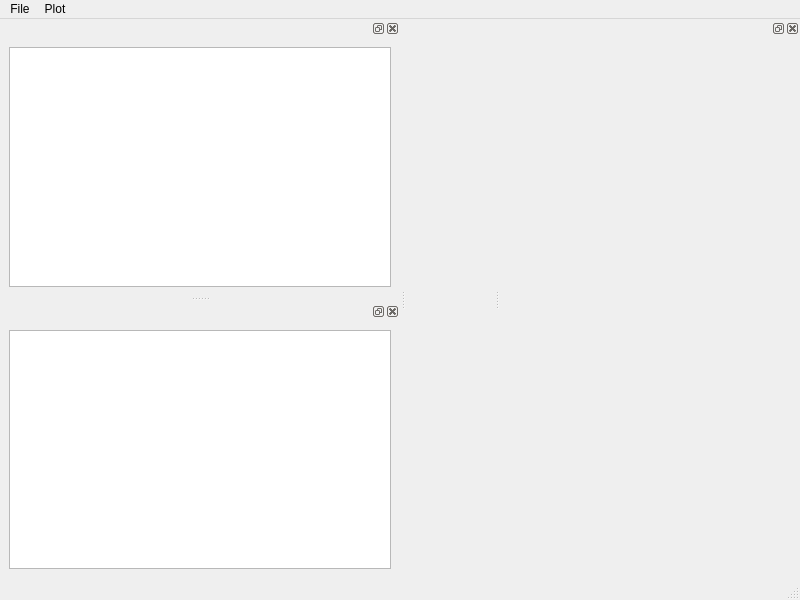
Old version of the form mainwindow.ui in the repository ArashMassoudieh/SedSat3.
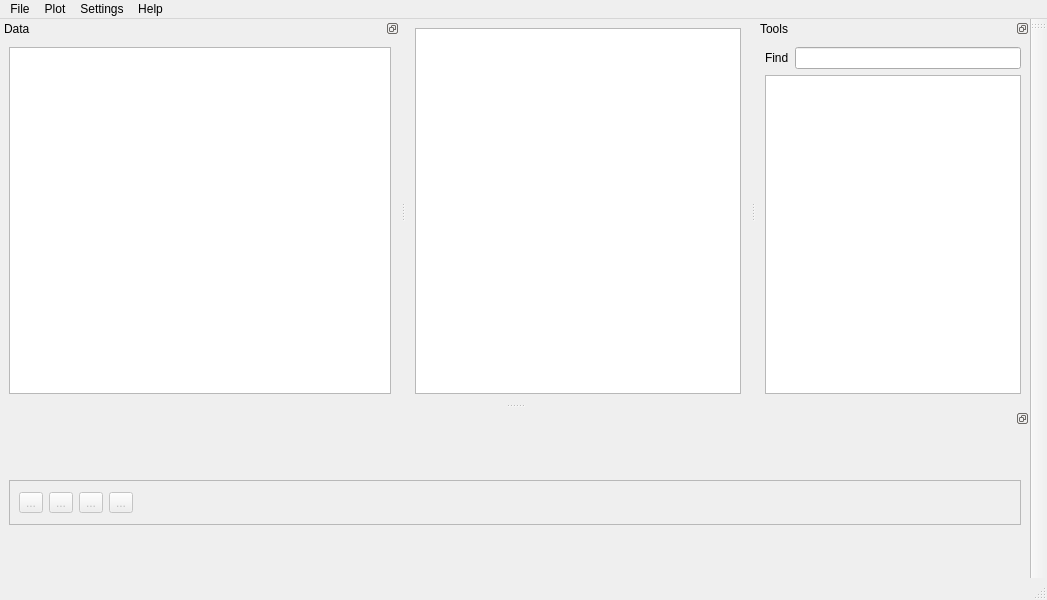
New version of the form.

```diff
--- a/mainwindow.ui
+++ b/mainwindow.ui
@@ -6,7 +6,7 @@
    <rect>
     <x>0</x>
     <y>0</y>
-    <width>800</width>
+    <width>1047</width>
     <height>600</height>
    </rect>
   </property>
@@ -16,7 +16,11 @@
   <widget class="QWidget" name="centralwidget">
    <layout class="QHBoxLayout" name="horizontalLayout_2">
     <item>
-     <layout class="QVBoxLayout" name="verticalLayout_2"/>
+     <layout class="QVBoxLayout" name="verticalLayout_2">
+      <item>
+       <widget class="QTextBrowser" name="textBrowser"/>
+      </item>
+     </layout>
     </item>
    </layout>
   </widget>
@@ -25,7 +29,7 @@
     <rect>
      <x>0</x>
      <y>0</y>
-     <width>800</width>
+     <width>1047</width>
      <height>22</height>
     </rect>
    </property>
@@ -42,8 +46,20 @@
     <addaction name="actionRaw_Elemental_Profiles"/>
     <addaction name="actionTestGraphs"/>
    </widget>
+   <widget class="QMenu" name="menuSettings">
+    <property name="title">
+     <string>Settings</string>
+    </property>
+   </widget>
+   <widget class="QMenu" name="menuHelp">
+    <property name="title">
+     <string>Help</string>
+    </property>
+   </widget>
    <addaction name="menuFile"/>
    <addaction name="menuPlot"/>
+   <addaction name="menuSettings"/>
+   <addaction name="menuHelp"/>
   </widget>
   <widget class="QStatusBar" name="statusbar"/>
   <widget class="QDockWidget" name="dockWidgetGraph">
@@ -56,39 +72,81 @@
    <property name="minimumSize">
     <size>
      <width>300</width>
-     <height>37</height>
+     <height>169</height>
     </size>
    </property>
    <property name="floating">
     <bool>false</bool>
    </property>
+   <property name="features">
+    <set>QDockWidget::DockWidgetFloatable|QDockWidget::DockWidgetMovable</set>
+   </property>
    <attribute name="dockWidgetArea">
-    <number>2</number>
+    <number>8</number>
    </attribute>
    <widget class="QWidget" name="dockWidgetContents">
-    <layout class="QHBoxLayout" name="horizontalLayout"/>
-   </widget>
-  </widget>
-  <widget class="QDockWidget" name="dockWidgetTextBrowser">
-   <property name="sizePolicy">
-    <sizepolicy hsizetype="Expanding" vsizetype="Expanding">
-     <horstretch>0</horstretch>
-     <verstretch>0</verstretch>
-    </sizepolicy>
-   </property>
-   <property name="minimumSize">
-    <size>
-     <width>88</width>
-     <height>107</height>
-    </size>
-   </property>
-   <attribute name="dockWidgetArea">
-    <number>1</number>
-   </attribute>
-   <widget class="QWidget" name="dockWidgetContents_2">
-    <layout class="QVBoxLayout" name="verticalLayout">
+    <layout class="QVBoxLayout" name="verticalLayout_3">
      <item>
-      <widget class="QTextBrowser" name="textBrowser"/>
+      <widget class="QFrame" name="frame">
+       <property name="enabled">
+        <bool>false</bool>
+       </property>
+       <property name="maximumSize">
+        <size>
+         <width>16777215</width>
+         <height>45</height>
+        </size>
+       </property>
+       <property name="frameShape">
+        <enum>QFrame::StyledPanel</enum>
+       </property>
+       <property name="frameShadow">
+        <enum>QFrame::Raised</enum>
+       </property>
+       <layout class="QHBoxLayout" name="horizontalLayout">
+        <item>
+         <widget class="QToolButton" name="toolButton_4">
+          <property name="text">
+           <string>...</string>
+          </property>
+         </widget>
+        </item>
+        <item>
+         <widget class="QToolButton" name="toolButton_3">
+          <property name="text">
+           <string>...</string>
+          </property>
+         </widget>
+        </item>
+        <item>
+         <widget class="QToolButton" name="toolButton_2">
+          <property name="text">
+           <string>...</string>
+          </property>
+         </widget>
+        </item>
+        <item>
+         <widget class="QToolButton" name="toolButton">
+          <property name="text">
+           <string>...</string>
+          </property>
+         </widget>
+        </item>
+        <item>
+         <spacer name="horizontalSpacer">
+          <property name="orientation">
+           <enum>Qt::Horizontal</enum>
+          </property>
+          <property name="sizeHint" stdset="0">
+           <size>
+            <width>861</width>
+            <height>20</height>
+           </size>
+          </property>
+         </spacer>
+        </item>
+       </layout>
+      </widget>
      </item>
     </layout>
    </widget>
@@ -106,13 +164,73 @@
      <height>107</height>
     </size>
    </property>
+   <property name="features">
+    <set>QDockWidget::DockWidgetFloatable|QDockWidget::DockWidgetMovable</set>
+   </property>
+   <property name="windowTitle">
+    <string>Data</string>
+   </property>
    <attribute name="dockWidgetArea">
     <number>1</number>
    </attribute>
    <widget class="QWidget" name="dockWidgetContents_3">
     <layout class="QHBoxLayout" name="horizontalLayout_3">
      <item>
-      <widget class="QTreeView" name="treeView"/>
+      <widget class="QTreeView" name="treeView">
+       <property name="indentation">
+        <number>40</number>
+       </property>
+       <property name="animated">
+        <bool>true</bool>
+       </property>
+      </widget>
+     </item>
+    </layout>
+   </widget>
+  </widget>
+  <widget class="QToolBar" name="toolBar">
+   <property name="windowTitle">
+    <string>toolBar</string>
+   </property>
+   <attribute name="toolBarArea">
+    <enum>RightToolBarArea</enum>
+   </attribute>
+   <attribute name="toolBarBreak">
+    <bool>false</bool>
+   </attribute>
+  </widget>
+  <widget class="QDockWidget" name="dockWidgetToolBox">
+   <property name="features">
+    <set>QDockWidget::DockWidgetFloatable|QDockWidget::DockWidgetMovable</set>
+   </property>
+   <property name="windowTitle">
+    <string>Tools</string>
+   </property>
+   <attribute name="dockWidgetArea">
+    <number>2</number>
+   </attribute>
+   <widget class="QWidget" name="dockWidgetContents_4">
+    <layout class="QVBoxLayout" name="verticalLayout_4">
+     <item>
+      <layout class="QHBoxLayout" name="horizontalLayout_5">
+       <item>
+        <widget class="QLabel" name="label">
+         <property name="text">
+          <string>Find</string>
+         </property>
+        </widget>
+       </item>
+       <item>
+        <widget class="QLineEdit" name="lineEdit"/>
+       </item>
+      </layout>
+     </item>
+     <item>
+      <widget class="QTreeView" name="treeViewtools">
+       <property name="animated">
+        <bool>true</bool>
+       </property>
+      </widget>
      </item>
     </layout>
    </widget>
```
Left out of the diff: 2 changed lines with no effect on the pictures.
